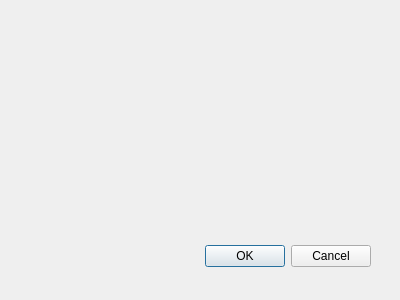
Before: the Qt Designer form highlighting_settings.ui in kr0st/fpgui, drawn with Qt 5.
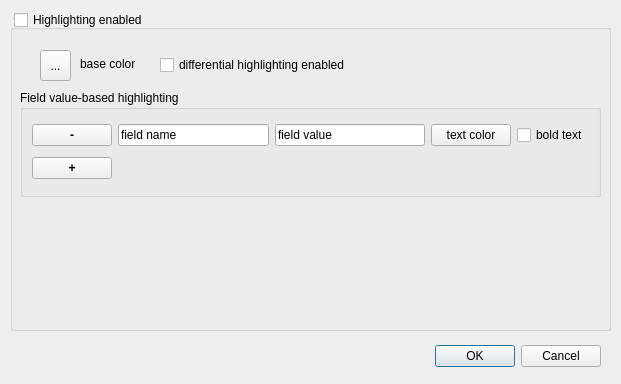
After: the same form once the commit is applied.

Commit message: Designing highlighting settings dialog.

What changed in the file:
```diff
--- a/highlighting_settings.ui
+++ b/highlighting_settings.ui
@@ -8,18 +8,24 @@
    <rect>
     <x>0</x>
     <y>0</y>
-    <width>400</width>
-    <height>300</height>
+    <width>621</width>
+    <height>384</height>
    </rect>
   </property>
+  <property name="sizePolicy">
+   <sizepolicy hsizetype="Fixed" vsizetype="Fixed">
+    <horstretch>0</horstretch>
+    <verstretch>0</verstretch>
+   </sizepolicy>
+  </property>
   <property name="windowTitle">
    <string>Dialog</string>
   </property>
   <widget name="buttonBox" class="QDialogButtonBox">
    <property name="geometry">
     <rect>
-     <x>30</x>
-     <y>240</y>
+     <x>260</x>
+     <y>340</y>
      <width>341</width>
      <height>32</height>
     </rect>
@@ -31,6 +37,152 @@
     <set>QDialogButtonBox::Cancel|QDialogButtonBox::Ok</set>
    </property>
   </widget>
+  <widget class="QGroupBox" name="group_highlight">
+   <property name="geometry">
+    <rect>
+     <x>10</x>
+     <y>10</y>
+     <width>601</width>
+     <height>321</height>
+    </rect>
+   </property>
+   <property name="font">
+    <font>
+     <weight>50</weight>
+     <bold>false</bold>
+    </font>
+   </property>
+   <property name="title">
+    <string> -</string>
+   </property>
+   <widget class="QGroupBox" name="group_valuebased">
+    <property name="geometry">
+     <rect>
+      <x>10</x>
+      <y>80</y>
+      <width>581</width>
+      <height>107</height>
+     </rect>
+    </property>
+    <property name="font">
+     <font>
+      <weight>50</weight>
+      <bold>false</bold>
+     </font>
+    </property>
+    <property name="title">
+     <string>Field value-based highlighting</string>
+    </property>
+    <layout class="QGridLayout" name="gridLayout">
+     <item row="1" column="2">
+      <widget class="QLineEdit" name="edit_value">
+       <property name="text">
+        <string>field value</string>
+       </property>
+      </widget>
+     </item>
+     <item row="1" column="1">
+      <widget class="QLineEdit" name="edit_field">
+       <property name="text">
+        <string>field name</string>
+       </property>
+      </widget>
+     </item>
+     <item row="1" column="4">
+      <widget class="QCheckBox" name="check_bold">
+       <property name="text">
+        <string>bold text</string>
+       </property>
+      </widget>
+     </item>
+     <item row="1" column="3">
+      <widget class="QPushButton" name="button_text_color">
+       <property name="text">
+        <string>text color</string>
+       </property>
+      </widget>
+     </item>
+     <item row="1" column="0">
+      <widget class="QPushButton" name="button_remove">
+       <property name="font">
+        <font>
+         <weight>75</weight>
+         <bold>true</bold>
+        </font>
+       </property>
+       <property name="text">
+        <string> - </string>
+       </property>
+      </widget>
+     </item>
+     <item row="2" column="0">
+      <widget class="QPushButton" name="button_add">
+       <property name="font">
+        <font>
+         <weight>75</weight>
+         <bold>true</bold>
+        </font>
+       </property>
+       <property name="text">
+        <string>+</string>
+       </property>
+      </widget>
+     </item>
+    </layout>
+   </widget>
+   <widget class="QLabel" name="label_base_color">
+    <property name="geometry">
+     <rect>
+      <x>70</x>
+      <y>46</y>
+      <width>81</width>
+      <height>16</height>
+     </rect>
+    </property>
+    <property name="text">
+     <string>base color</string>
+    </property>
+   </widget>
+   <widget class="QToolButton" name="button_base_color">
+    <property name="geometry">
+     <rect>
+      <x>30</x>
+      <y>40</y>
+      <width>31</width>
+      <height>31</height>
+     </rect>
+    </property>
+    <property name="text">
+     <string>...</string>
+    </property>
+   </widget>
+   <widget class="QCheckBox" name="check_differential">
+    <property name="geometry">
+     <rect>
+      <x>150</x>
+      <y>45</y>
+      <width>321</width>
+      <height>20</height>
+     </rect>
+    </property>
+    <property name="text">
+     <string>differential highlighting enabled</string>
+    </property>
+   </widget>
+  </widget>
+  <widget class="QCheckBox" name="check_highlight">
+   <property name="geometry">
+    <rect>
+     <x>14</x>
+     <y>10</y>
+     <width>151</width>
+     <height>20</height>
+    </rect>
+   </property>
+   <property name="text">
+    <string>Highlighting enabled</string>
+   </property>
+  </widget>
  </widget>
  <pixmapfunction/>
  <resources/>
```
Left out of the diff: 11 changed lines with no effect on the pictures.
